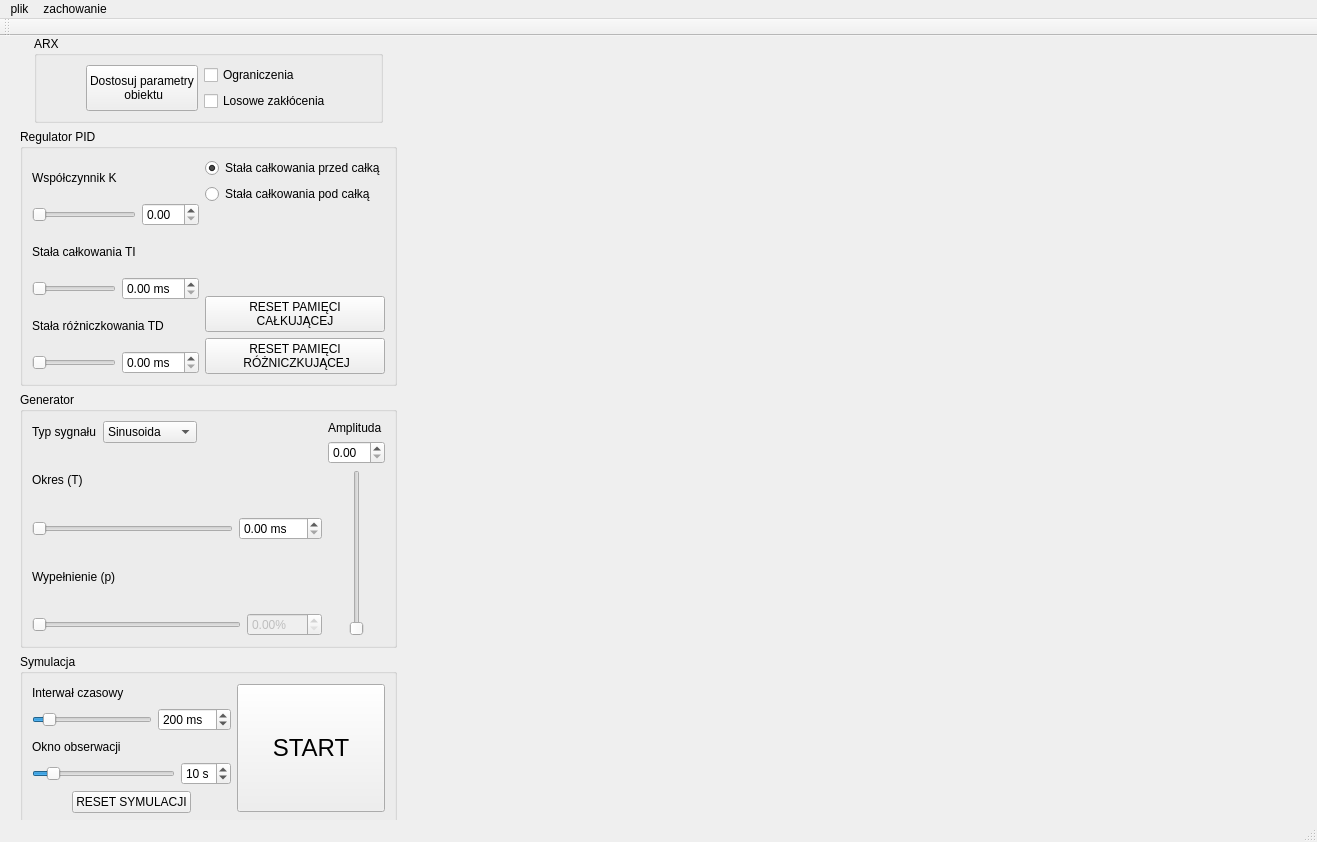
The window that mainwindow.ui (KamilWarczekIP/PK-Symulator_UAR) describes before a commit, drawn with Qt 5.
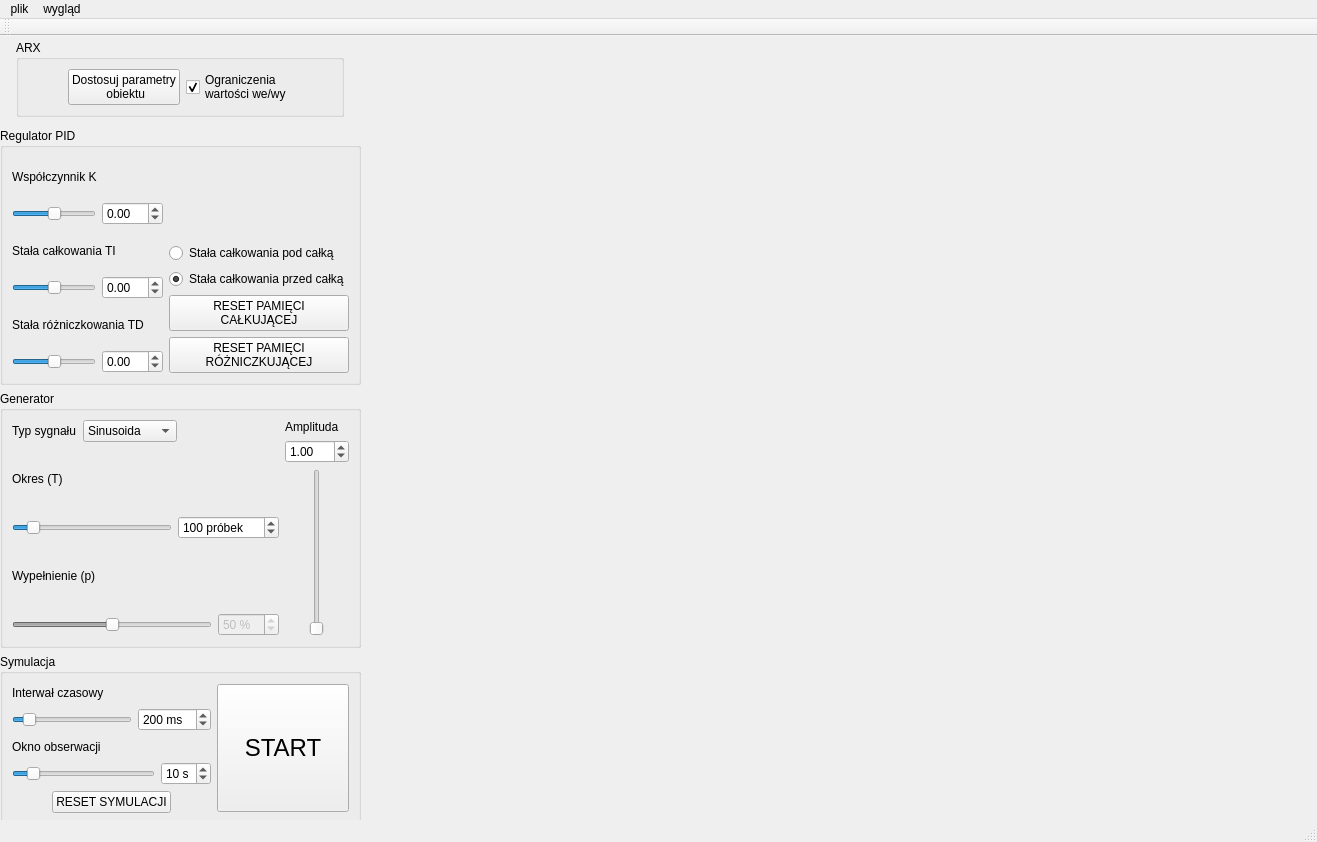
The same window after the commit.

Diff of the .ui file:
```diff
--- a/mainwindow.ui
+++ b/mainwindow.ui
@@ -13,9 +13,12 @@
   <property name="windowTitle">
    <string>MainWindow</string>
   </property>
+  <property name="autoFillBackground">
+   <bool>false</bool>
+  </property>
   <widget class="QWidget" name="centralwidget">
    <property name="sizePolicy">
-    <sizepolicy hsizetype="Preferred" vsizetype="Preferred">
+    <sizepolicy hsizetype="MinimumExpanding" vsizetype="MinimumExpanding">
      <horstretch>0</horstretch>
      <verstretch>0</verstretch>
     </sizepolicy>
@@ -26,10 +29,13 @@
      <height>591</height>
     </size>
    </property>
+   <property name="autoFillBackground">
+    <bool>false</bool>
+   </property>
    <widget class="QWidget" name="horizontalLayoutWidget_9">
     <property name="geometry">
      <rect>
-      <x>20</x>
+      <x>0</x>
       <y>0</y>
       <width>1271</width>
       <height>789</height>
@@ -109,14 +115,11 @@
             <item>
              <widget class="QCheckBox" name="checkBox_ograniczenia">
               <property name="text">
-               <string>Ograniczenia</string>
+               <string>Ograniczenia 
+wartości we/wy</string>
               </property>
-             </widget>
-            </item>
-            <item>
-             <widget class="QCheckBox" name="checkBox_losowe_zaklocenia">
-              <property name="text">
-               <string>Losowe zakłócenia</string>
+              <property name="checked">
+               <bool>true</bool>
               </property>
              </widget>
             </item>
@@ -157,13 +160,35 @@
              <layout class="QHBoxLayout" name="horizontalLayout_4">
               <item>
                <widget class="QSlider" name="horizontalSlider_pid_k">
+                <property name="minimum">
+                 <number>-1000</number>
+                </property>
+                <property name="maximum">
+                 <number>1000</number>
+                </property>
+                <property name="singleStep">
+                 <number>1</number>
+                </property>
                 <property name="orientation">
                  <enum>Qt::Horizontal</enum>
                 </property>
                </widget>
               </item>
               <item>
-               <widget class="QDoubleSpinBox" name="doubleSpinBox_pid_k"/>
+               <widget class="QDoubleSpinBox" name="doubleSpinBox_pid_k">
+                <property name="minimum">
+                 <double>-10.000000000000000</double>
+                </property>
+                <property name="maximum">
+                 <double>10.000000000000000</double>
+                </property>
+                <property name="singleStep">
+                 <double>0.010000000000000</double>
+                </property>
+                <property name="stepType">
+                 <enum>QAbstractSpinBox::AdaptiveDecimalStepType</enum>
+                </property>
+               </widget>
               </item>
              </layout>
             </item>
@@ -178,6 +203,12 @@
              <layout class="QHBoxLayout" name="horizontalLayout">
               <item>
                <widget class="QSlider" name="horizontalSlider_pid_Ti">
+                <property name="minimum">
+                 <number>-1000</number>
+                </property>
+                <property name="maximum">
+                 <number>1000</number>
+                </property>
                 <property name="orientation">
                  <enum>Qt::Horizontal</enum>
                 </property>
@@ -186,7 +217,19 @@
               <item>
                <widget class="QDoubleSpinBox" name="doubleSpinBox_pid_Ti">
                 <property name="suffix">
-                 <string> ms</string>
+                 <string/>
+                </property>
+                <property name="minimum">
+                 <double>-10.000000000000000</double>
+                </property>
+                <property name="maximum">
+                 <double>10.000000000000000</double>
+                </property>
+                <property name="singleStep">
+                 <double>0.010000000000000</double>
+                </property>
+                <property name="stepType">
+                 <enum>QAbstractSpinBox::AdaptiveDecimalStepType</enum>
                 </property>
                </widget>
               </item>
@@ -203,6 +246,12 @@
              <layout class="QHBoxLayout" name="horizontalLayout_3">
               <item>
                <widget class="QSlider" name="horizontalSlider_pid_Td">
+                <property name="minimum">
+                 <number>-1000</number>
+                </property>
+                <property name="maximum">
+                 <number>1000</number>
+                </property>
                 <property name="orientation">
                  <enum>Qt::Horizontal</enum>
                 </property>
@@ -211,7 +260,19 @@
               <item>
                <widget class="QDoubleSpinBox" name="doubleSpinBox_pid_Td">
                 <property name="suffix">
-                 <string> ms</string>
+                 <string/>
+                </property>
+                <property name="minimum">
+                 <double>-10.000000000000000</double>
+                </property>
+                <property name="maximum">
+                 <double>10.000000000000000</double>
+                </property>
+                <property name="singleStep">
+                 <double>0.010000000000000</double>
+                </property>
+                <property name="stepType">
+                 <enum>QAbstractSpinBox::AdaptiveDecimalStepType</enum>
                 </property>
                </widget>
               </item>
@@ -224,23 +285,6 @@
             <property name="sizeConstraint">
              <enum>QLayout::SetMinimumSize</enum>
             </property>
-            <item>
-             <widget class="QRadioButton" name="radioButton_stala_calkowania_przed">
-              <property name="text">
-               <string>Stała całkowania przed całką</string>
-              </property>
-              <property name="checked">
-               <bool>true</bool>
-              </property>
-             </widget>
-            </item>
-            <item>
-             <widget class="QRadioButton" name="radioButton_stala_calkowania_pod">
-              <property name="text">
-               <string>Stała całkowania pod całką</string>
-              </property>
-             </widget>
-            </item>
             <item>
              <spacer name="verticalSpacer">
               <property name="orientation">
@@ -254,6 +298,23 @@
               </property>
              </spacer>
             </item>
+            <item>
+             <widget class="QRadioButton" name="radioButton_stala_calkowania_pod">
+              <property name="text">
+               <string>Stała całkowania pod całką</string>
+              </property>
+             </widget>
+            </item>
+            <item>
+             <widget class="QRadioButton" name="radioButton_stala_calkowania_przed">
+              <property name="text">
+               <string>Stała całkowania przed całką</string>
+              </property>
+              <property name="checked">
+               <bool>true</bool>
+              </property>
+             </widget>
+            </item>
             <item>
              <widget class="QPushButton" name="pushButton_reset_pam_calk">
               <property name="text">
@@ -266,7 +327,7 @@
              <widget class="QPushButton" name="pushButton_reset_pam_rozniczkojacej">
               <property name="text">
                <string>RESET PAMIĘCI
- RÓŻNICZKUJĄCEJ</string>
+RÓŻNICZKUJĄCEJ</string>
               </property>
              </widget>
             </item>
@@ -337,18 +398,39 @@
              <layout class="QHBoxLayout" name="horizontalLayout_8">
               <item>
                <widget class="QSlider" name="horizontalSlider_generator_okres">
+                <property name="minimum">
+                 <number>4</number>
+                </property>
+                <property name="maximum">
+                 <number>1000</number>
+                </property>
+                <property name="value">
+                 <number>100</number>
+                </property>
                 <property name="orientation">
                  <enum>Qt::Horizontal</enum>
                 </property>
+                <property name="tickPosition">
+                 <enum>QSlider::NoTicks</enum>
+                </property>
                </widget>
               </item>
               <item>
-               <widget class="QDoubleSpinBox" name="doubleSpinBox_generator_okres">
+               <widget class="QSpinBox" name="spinBox_generator_okres">
                 <property name="suffix">
-                 <string> ms</string>
+                 <string> próbek</string>
+                </property>
+                <property name="minimum">
+                 <number>2</number>
                 </property>
                 <property name="maximum">
-                 <double>100.000000000000000</double>
+                 <number>10000</number>
+                </property>
+                <property name="stepType">
+                 <enum>QAbstractSpinBox::AdaptiveDecimalStepType</enum>
+                </property>
+                <property name="value">
+                 <number>100</number>
                 </property>
                </widget>
               </item>
@@ -368,21 +450,36 @@
                 <property name="enabled">
                  <bool>false</bool>
                 </property>
+                <property name="maximum">
+                 <number>100</number>
+                </property>
+                <property name="value">
+                 <number>50</number>
+                </property>
                 <property name="orientation">
                  <enum>Qt::Horizontal</enum>
                 </property>
                </widget>
               </item>
               <item>
-               <widget class="QDoubleSpinBox" name="doubleSpinBox_generator_wypelnienie">
+               <widget class="QSpinBox" name="spinBox_generator_wypelnienie">
                 <property name="enabled">
                  <bool>false</bool>
                 </property>
                 <property name="suffix">
-                 <string>%</string>
+                 <string> %</string>
                 </property>
                 <property name="maximum">
-                 <double>100.000000000000000</double>
+                 <number>100</number>
+                </property>
+                <property name="singleStep">
+                 <number>1</number>
+                </property>
+                <property name="value">
+                 <number>50</number>
+                </property>
+                <property name="displayIntegerBase">
+                 <number>10</number>
                 </property>
                </widget>
               </item>
@@ -406,12 +503,31 @@
              </widget>
             </item>
             <item>
-             <widget class="QDoubleSpinBox" name="doubleSpinBox_generator_amplituda"/>
+             <widget class="QDoubleSpinBox" name="doubleSpinBox_generator_amplituda">
+              <property name="maximum">
+               <double>100.000000000000000</double>
+              </property>
+              <property name="singleStep">
+               <double>0.100000000000000</double>
+              </property>
+              <property name="value">
+               <double>1.000000000000000</double>
+              </property>
+             </widget>
             </item>
             <item>
              <layout class="QHBoxLayout" name="horizontalLayout_14">
               <item>
                <widget class="QSlider" name="verticalSlider_generator_amplituda">
+                <property name="maximum">
+                 <number>10000</number>
+                </property>
+                <property name="pageStep">
+                 <number>100</number>
+                </property>
+                <property name="value">
+                 <number>10</number>
+                </property>
                 <property name="orientation">
                  <enum>Qt::Vertical</enum>
                 </property>
@@ -472,7 +588,7 @@
                  <string> ms</string>
                 </property>
                 <property name="minimum">
-                 <number>20</number>
+                 <number>1</number>
                 </property>
                 <property name="maximum">
                  <number>2000</number>
@@ -596,7 +712,11 @@
       </layout>
      </item>
      <item>
-      <layout class="QVBoxLayout" name="verticalLayout_wykresy" stretch=""/>
+      <layout class="QVBoxLayout" name="verticalLayout_wykresy">
+       <property name="spacing">
+        <number>0</number>
+       </property>
+      </layout>
      </item>
     </layout>
    </widget>
@@ -607,7 +727,7 @@
      <x>0</x>
      <y>0</y>
      <width>1317</width>
-     <height>27</height>
+     <height>21</height>
     </rect>
    </property>
    <widget class="QMenu" name="menuplik">
@@ -620,7 +740,7 @@
    </widget>
    <widget class="QMenu" name="menuzachowanie">
     <property name="title">
-     <string>zachowanie</string>
+     <string>wygląd</string>
     </property>
     <addaction name="separator"/>
     <addaction name="actionzatwierdzaj_zmiany_natychmiast"/>
```
Left out of the diff: 4 changed lines with no effect on the pictures.
